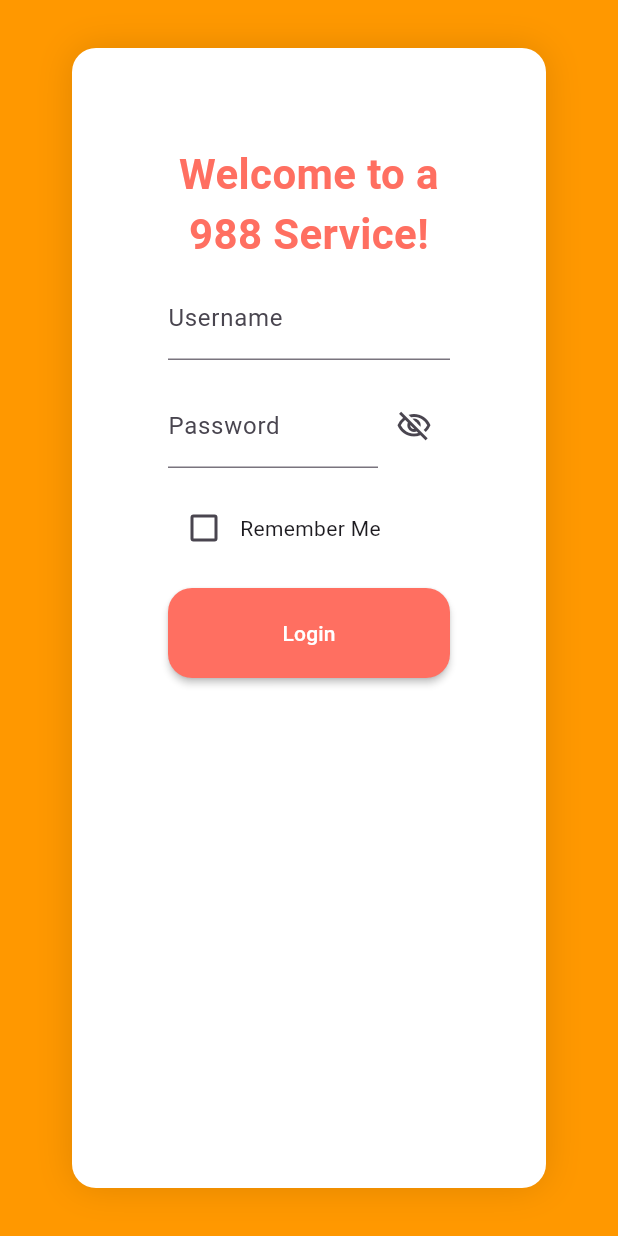
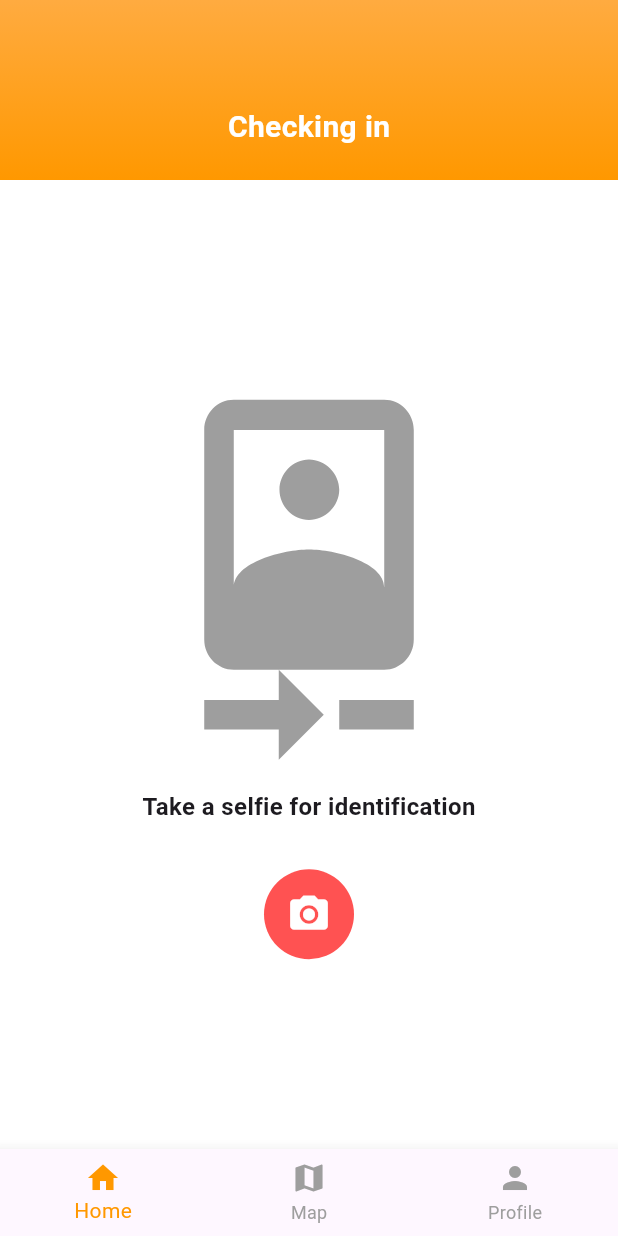
Before and after one commit to Ananypratap007/SOBA_Spring2025, a Flutter app: the screen it shows after launch, on a phone screen of 412 x 824 dp. Run offline on Flutter 3.47's test engine with Material 3 defaults, Android fonts, the phone set to English and light mode, and no system bars.

Commit message:
Add checkin.dart and update main.dart

```diff
--- /dev/null
+++ b/soba_app/lib/checkin.dart
@@ -0,0 +1,82 @@
+import 'package:flutter/material.dart';
+
+class CheckInScreen extends StatelessWidget {
+  const CheckInScreen({super.key});
+
+  @override
+  Widget build(BuildContext context) {
+    return Scaffold(
+      backgroundColor: Colors.white,
+      body: Column(
+        children: [
+          Container(
+            padding: const EdgeInsets.only(top: 50),
+            width: double.infinity,
+            height: 120,
+            decoration: const BoxDecoration(
+              gradient: LinearGradient(
+                colors: [Colors.orangeAccent, Colors.orange],
+                begin: Alignment.topCenter,
+                end: Alignment.bottomCenter,
+              ),
+            ),
+            child: const Center(
+              child: Text(
+                "Checking in",
+                style: TextStyle(
+                  fontSize: 20,
+                  fontWeight: FontWeight.bold,
+                  color: Colors.white,
+                ),
+              ),
+            ),
+          ),
+          const SizedBox(height: 20),
+          Expanded(
+            child: Column(
+              mainAxisAlignment: MainAxisAlignment.center,
+              children: [
+                // Replace the image with a large icon
+                const Icon(
+                  Icons.camera_front,
+                  size: 240,
+                  color: Colors.grey,
+                ),
+                const SizedBox(height: 20),
+                const Text(
+                  "Take a selfie for identification",
+                  style: TextStyle(fontSize: 16, fontWeight: FontWeight.bold),
+                ),
+                const SizedBox(height: 30),
+                GestureDetector(
+                  onTap: () {}, // Placeholder action
+                  child: Container(
+                    padding: const EdgeInsets.all(15),
+                    decoration: const BoxDecoration(
+                      color: Colors.redAccent,
+                      shape: BoxShape.circle,
+                    ),
+                    child: const Icon(
+                      Icons.camera_alt,
+                      color: Colors.white,
+                      size: 30,
+                    ),
+                  ),
+                ),
+              ],
+            ),
+          ),
+        ],
+      ),
+      bottomNavigationBar: BottomNavigationBar(
+        selectedItemColor: Colors.orange,
+        unselectedItemColor: Colors.grey,
+        items: const [
+          BottomNavigationBarItem(icon: Icon(Icons.home), label: "Home"),
+          BottomNavigationBarItem(icon: Icon(Icons.map), label: "Map"),
+          BottomNavigationBarItem(icon: Icon(Icons.person), label: "Profile"),
+        ],
+      ),
+    );
+  }
+}
--- a/soba_app/lib/main.dart
+++ b/soba_app/lib/main.dart
@@ -1,5 +1,6 @@
 import 'package:flutter/material.dart';
-import 'package:soba_app/login.dart';
+//import 'package:soba_app/login.dart';
+import 'package:soba_app/checkin.dart'; //import checkin page
 
 void main() {
   runApp(const MainApp());
@@ -13,7 +14,7 @@ class MainApp extends StatelessWidget {
     return const MaterialApp(
       home: Scaffold(
         backgroundColor: Colors.orange,
-        body: LoginPage(),
+        body: CheckInScreen(),
       ),
     );
   }
```
